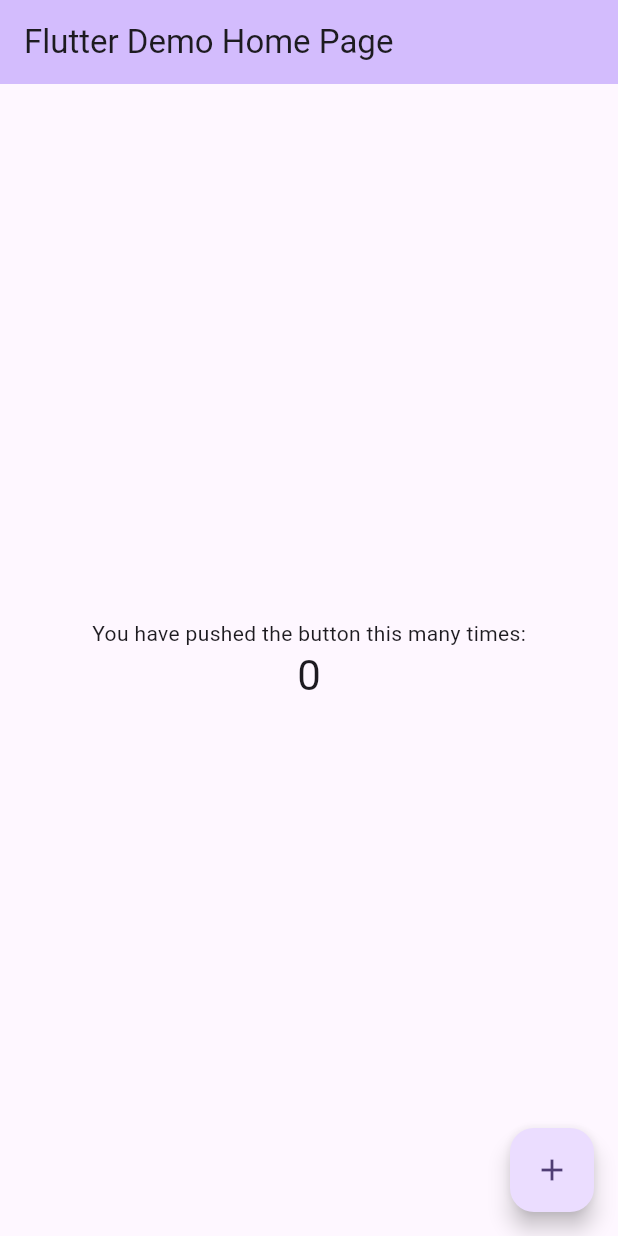
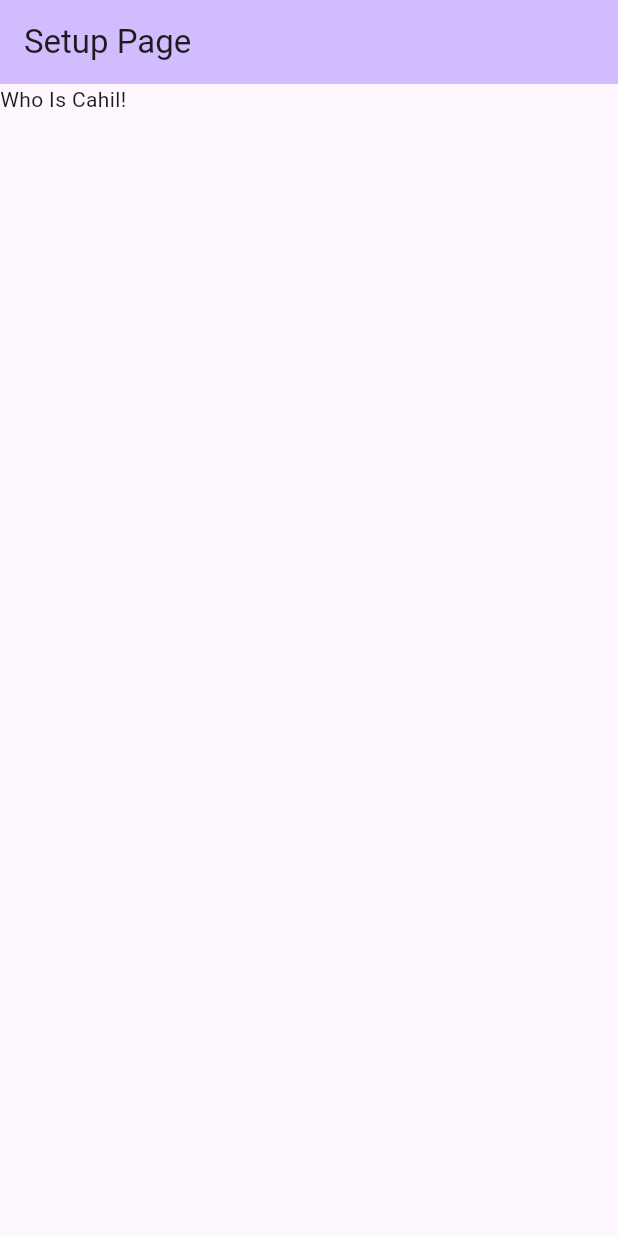
Before and after one commit to umurcg/who_is_cahil, a Flutter app: the screen it shows after launch, on a phone screen of 412 x 824 dp. Run offline on Flutter 3.47's test engine with Material 3 defaults, Android fonts, the phone set to English and light mode, and no system bars.

Commit message:
cleaned initial main.dart

```diff
--- a/lib/main.dart
+++ b/lib/main.dart
@@ -13,113 +13,33 @@ class MyApp extends StatelessWidget {
     return MaterialApp(
       title: 'Flutter Demo',
       theme: ThemeData(
-        // This is the theme of your application.
-        //
-        // TRY THIS: Try running your application with "flutter run". You'll see
-        // the application has a purple toolbar. Then, without quitting the app,
-        // try changing the seedColor in the colorScheme below to Colors.green
-        // and then invoke "hot reload" (save your changes or press the "hot
-        // reload" button in a Flutter-supported IDE, or press "r" if you used
-        // the command line to start the app).
-        //
-        // Notice that the counter didn't reset back to zero; the application
-        // state is not lost during the reload. To reset the state, use hot
-        // restart instead.
-        //
-        // This works for code too, not just values: Most code changes can be
-        // tested with just a hot reload.
         colorScheme: ColorScheme.fromSeed(seedColor: Colors.deepPurple),
         useMaterial3: true,
       ),
-      home: const MyHomePage(title: 'Flutter Demo Home Page'),
+      home: const SetupPage(title: 'Setup Page'),
     );
   }
 }
 
-class MyHomePage extends StatefulWidget {
-  const MyHomePage({super.key, required this.title});
-
-  // This widget is the home page of your application. It is stateful, meaning
-  // that it has a State object (defined below) that contains fields that affect
-  // how it looks.
-
-  // This class is the configuration for the state. It holds the values (in this
-  // case the title) provided by the parent (in this case the App widget) and
-  // used by the build method of the State. Fields in a Widget subclass are
-  // always marked "final".
-
+class SetupPage extends StatefulWidget {
+  const SetupPage({super.key, required this.title});
   final String title;
 
   @override
-  State<MyHomePage> createState() => _MyHomePageState();
+  State<SetupPage> createState() => _SetupPageState();
 }
 
-class _MyHomePageState extends State<MyHomePage> {
-  int _counter = 0;
-
-  void _incrementCounter() {
-    setState(() {
-      // This call to setState tells the Flutter framework that something has
-      // changed in this State, which causes it to rerun the build method below
-      // so that the display can reflect the updated values. If we changed
-      // _counter without calling setState(), then the build method would not be
-      // called again, and so nothing would appear to happen.
-      _counter++;
-    });
-  }
+class _SetupPageState extends State<SetupPage> {
 
   @override
   Widget build(BuildContext context) {
-    // This method is rerun every time setState is called, for instance as done
-    // by the _incrementCounter method above.
-    //
-    // The Flutter framework has been optimized to make rerunning build methods
-    // fast, so that you can just rebuild anything that needs updating rather
-    // than having to individually change instances of widgets.
+
     return Scaffold(
       appBar: AppBar(
-        // TRY THIS: Try changing the color here to a specific color (to
-        // Colors.amber, perhaps?) and trigger a hot reload to see the AppBar
-        // change color while the other colors stay the same.
         backgroundColor: Theme.of(context).colorScheme.inversePrimary,
-        // Here we take the value from the MyHomePage object that was created by
-        // the App.build method, and use it to set our appbar title.
         title: Text(widget.title),
       ),
-      body: Center(
-        // Center is a layout widget. It takes a single child and positions it
-        // in the middle of the parent.
-        child: Column(
-          // Column is also a layout widget. It takes a list of children and
-          // arranges them vertically. By default, it sizes itself to fit its
-          // children horizontally, and tries to be as tall as its parent.
-          //
-          // Column has various properties to control how it sizes itself and
-          // how it positions its children. Here we use mainAxisAlignment to
-          // center the children vertically; the main axis here is the vertical
-          // axis because Columns are vertical (the cross axis would be
-          // horizontal).
-          //
-          // TRY THIS: Invoke "debug painting" (choose the "Toggle Debug Paint"
-          // action in the IDE, or press "p" in the console), to see the
-          // wireframe for each widget.
-          mainAxisAlignment: MainAxisAlignment.center,
-          children: <Widget>[
-            const Text(
-              'You have pushed the button this many times:',
-            ),
-            Text(
-              '$_counter',
-              style: Theme.of(context).textTheme.headlineMedium,
-            ),
-          ],
-        ),
-      ),
-      floatingActionButton: FloatingActionButton(
-        onPressed: _incrementCounter,
-        tooltip: 'Increment',
-        child: const Icon(Icons.add),
-      ), // This trailing comma makes auto-formatting nicer for build methods.
-    );
+      body: const Text("Who Is Cahil!"),
+      );
   }
 }
```
Also changed, not shown: 1 other file.
